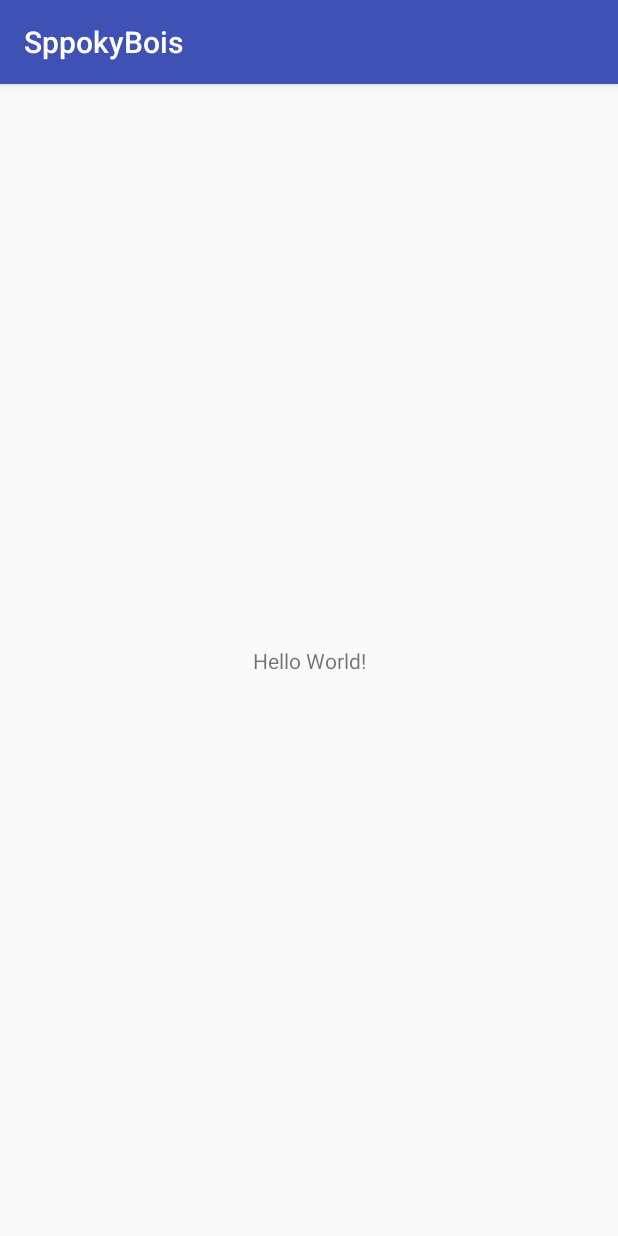
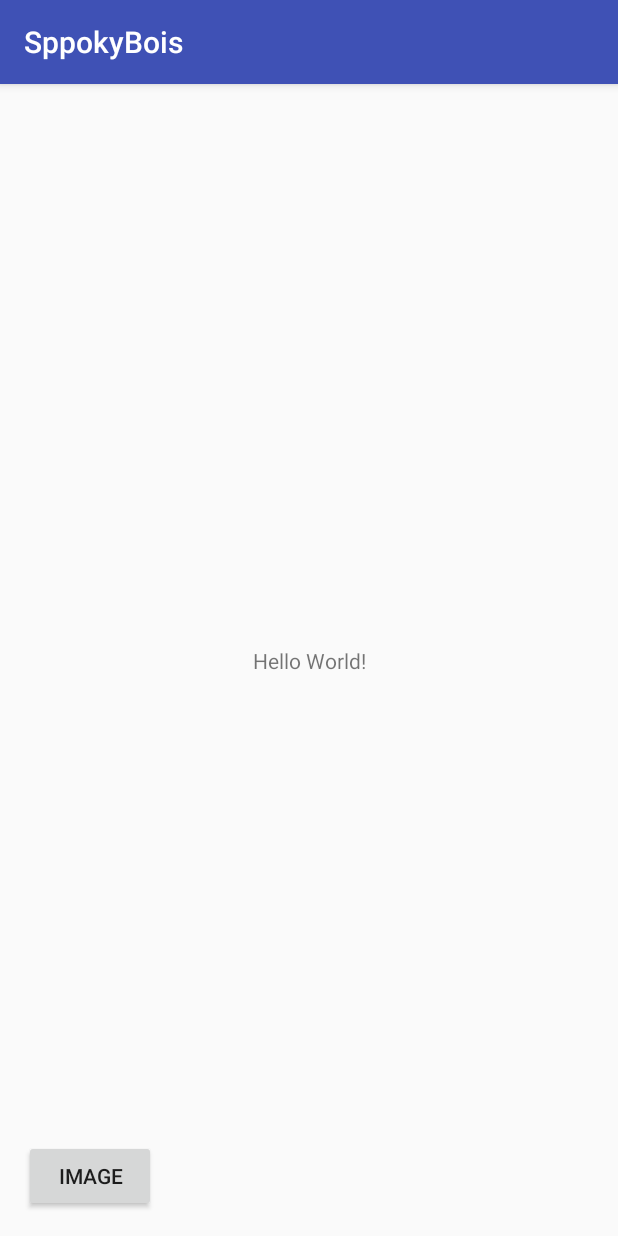
Before and after one commit to hayleeryan11/Lab2, an Android app: the screen it shows after launch (MainActivity), on a phone screen of 412 x 824 dp. Run offline under Robolectric (Android 15) with nearby library versions, the phone set to English and light mode, and no system bars.

Commit message:
New personal portion, hopefully works

```diff
--- a/SpookyBois/app/src/main/res/layout/activity_main.xml
+++ b/SpookyBois/app/src/main/res/layout/activity_main.xml
@@ -15,4 +15,16 @@
         app:layout_constraintRight_toRightOf="parent"
         app:layout_constraintTop_toTopOf="parent" />
 
+    <Button
+        android:id="@+id/button"
+        android:layout_width="wrap_content"
+        android:layout_height="wrap_content"
+        android:layout_marginBottom="16dp"
+        android:layout_marginLeft="16dp"
+        android:layout_marginStart="16dp"
+        android:onClick="kai"
+        android:text="Image"
+        app:layout_constraintBottom_toBottomOf="parent"
+        app:layout_constraintStart_toStartOf="parent" />
+
 </android.support.constraint.ConstraintLayout>
```
Also changed, not shown: SpookyBois/app/src/main/AndroidManifest.xml (+7 -0 lines), SpookyBois/app/src/main/java/edu/tacoma/uw/css/haylee11/sppokybois/ImageActivity.java (added, +13 -0 lines), SpookyBois/app/src/main/java/edu/tacoma/uw/css/haylee11/sppokybois/MainActivity.java (+7 -0 lines), SpookyBois/app/src/main/res/layout/activity_image.xml (added, +18 -0 lines).
